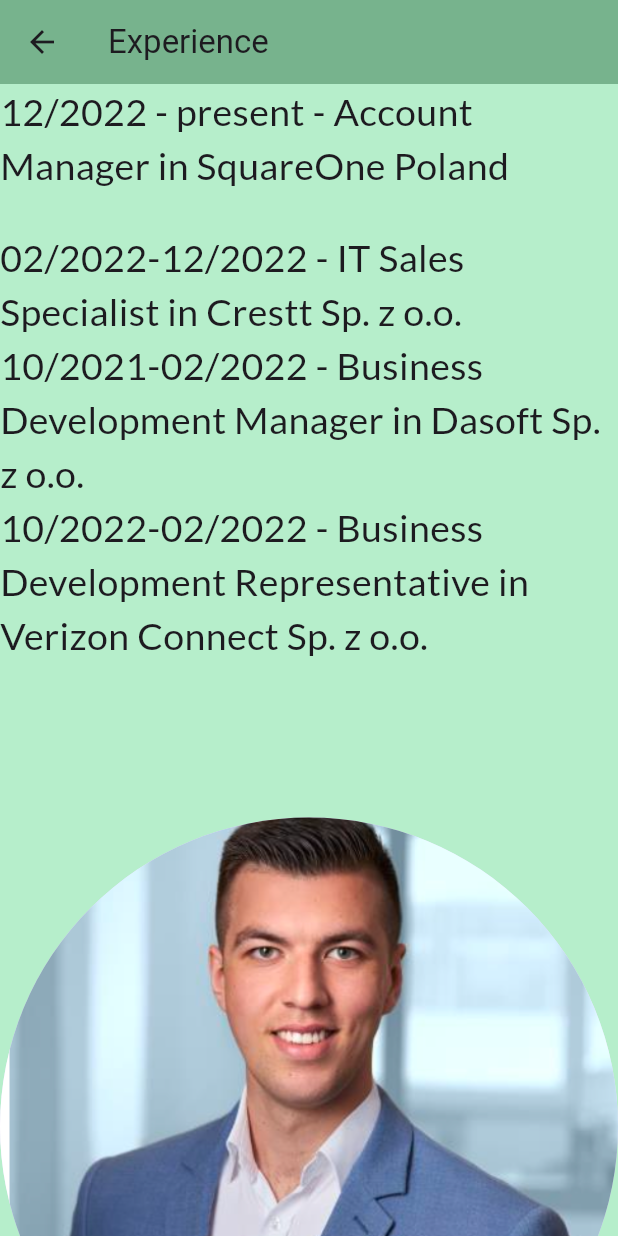
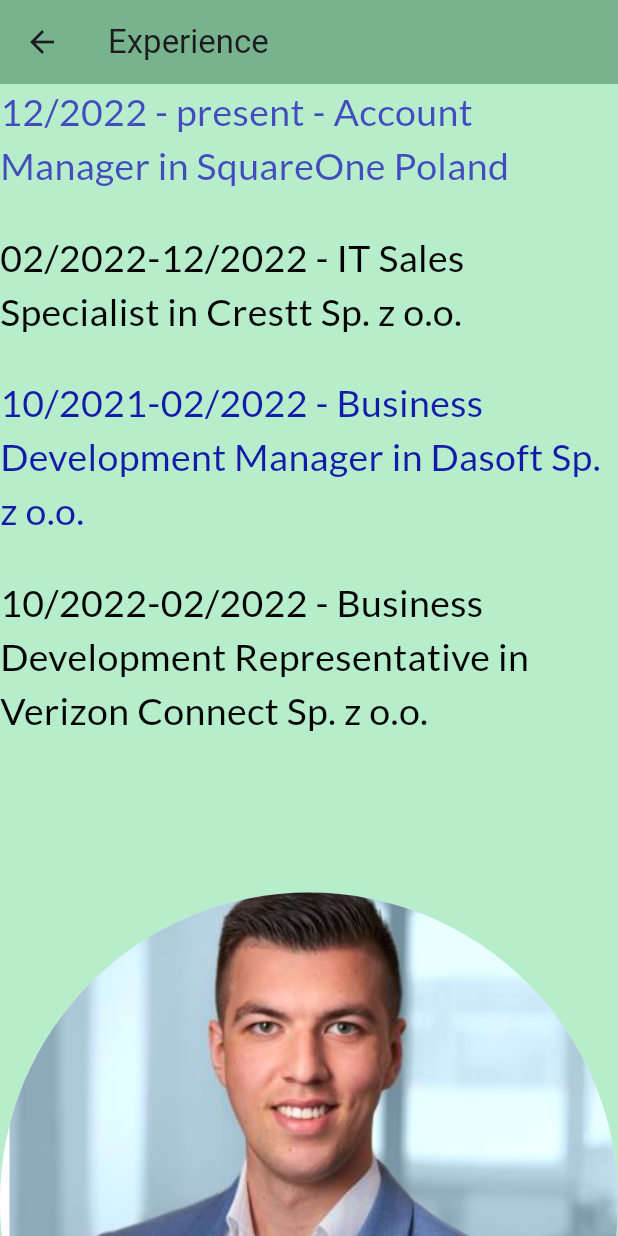
Before and after one commit to dawidszosziaszwili/get_to_know_me, a Flutter app: the Experience screen opened directly, on a phone screen of 412 x 824 dp. Run offline on Flutter 3.47's test engine with Material 2 defaults, Android fonts, the phone set to English and light mode, and no system bars; our stand-ins replace font_awesome_flutter, google_fonts.

Commit message:
add text color to experience

```diff
--- a/lib/SecondPage/Experience.dart
+++ b/lib/SecondPage/Experience.dart
@@ -19,22 +19,28 @@ class Experience extends StatelessWidget {
         children: [
           Text(
             '12/2022 - present - Account Manager in SquareOne Poland',
-            style: GoogleFonts.lato(fontSize: 25),
+            style: GoogleFonts.lato(
+                fontSize: 25, color: const Color.fromARGB(212, 44, 42, 189)),
           ),
           const SizedBox(
             height: 25,
           ),
           Text(
             '02/2022-12/2022 - IT Sales Specialist in Crestt Sp. z o.o.',
-            style: GoogleFonts.lato(fontSize: 25),
+            style: GoogleFonts.lato(fontSize: 25, color: Colors.black),
+          ),
+          const SizedBox(
+            height: 25,
           ),
           Text(
             '10/2021-02/2022 - Business Development Manager in Dasoft Sp. z o.o.',
-            style: GoogleFonts.lato(fontSize: 25),
+            style: GoogleFonts.lato(
+                fontSize: 25, color: const Color.fromARGB(255, 21, 26, 170)),
           ),
+          const SizedBox(height: 25),
           Text(
             '10/2022-02/2022 - Business Development Representative in Verizon Connect Sp. z o.o.',
-            style: GoogleFonts.lato(fontSize: 25),
+            style: GoogleFonts.lato(fontSize: 25, color: Colors.black),
           ),
           const CircleAvatar(
             backgroundImage: AssetImage('images/image6.png'),
```
